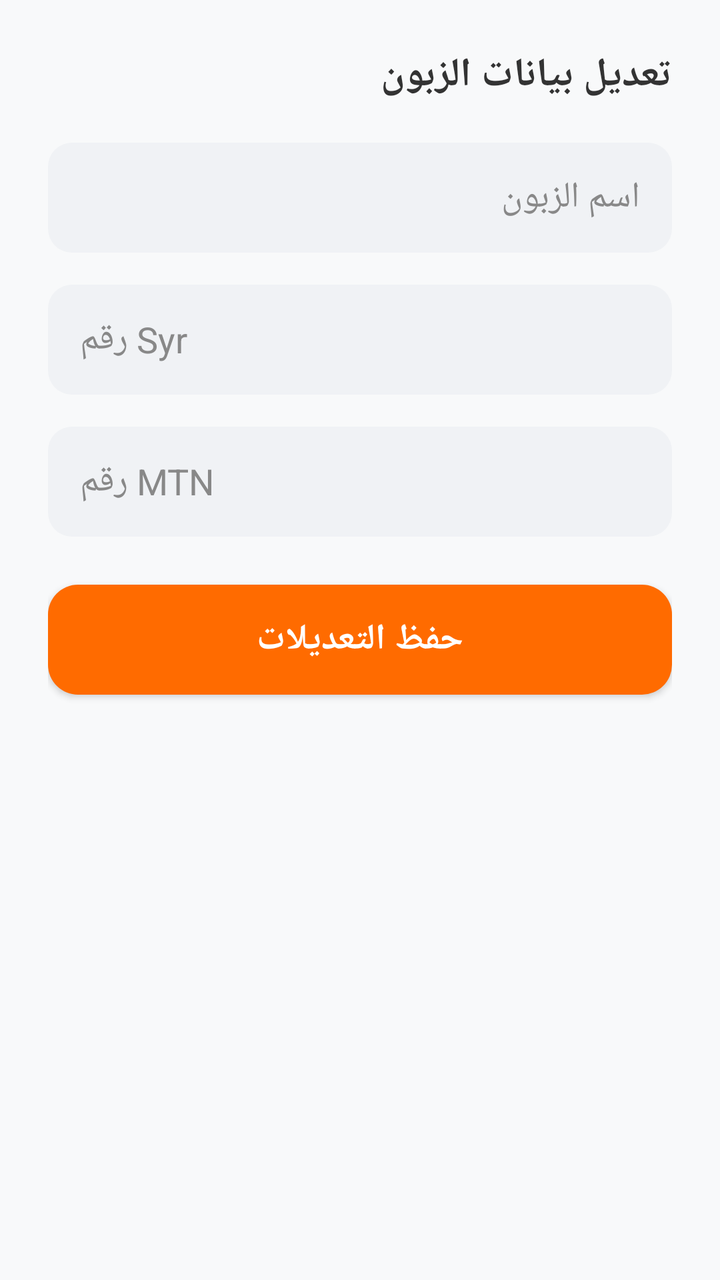
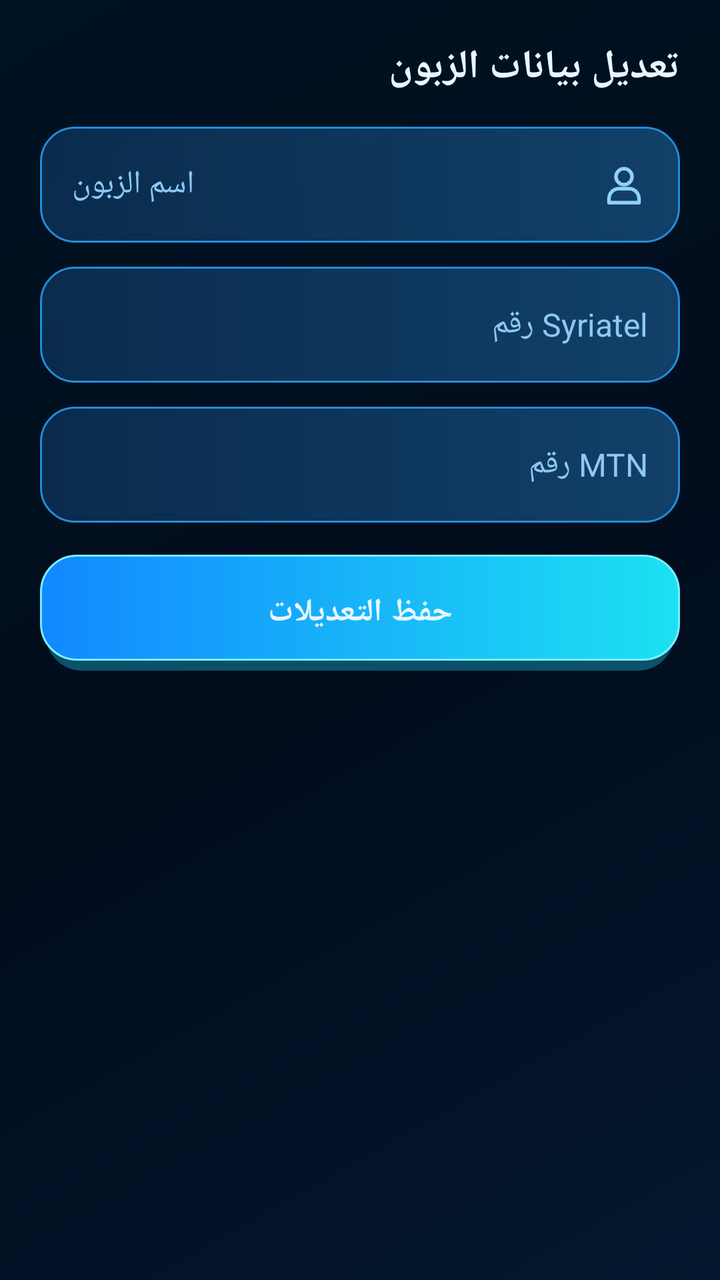

Two renders of the same Android screen: before a commit and after it. Below are the layout's source before the change and the commit's diff.
<!-- AndroidManifest.xml: application theme Theme.TransferApp -->
<!-- res/layout/dialog_edit_cust.xml -->
﻿<?xml version="1.0" encoding="utf-8"?><LinearLayout xmlns:android="http://schemas.android.com/apk/res/android" android:layout_width="match_parent" android:layout_height="wrap_content" android:orientation="vertical" android:layoutDirection="rtl" android:padding="24dp" android:background="@color/colorBackground"><TextView android:layout_width="wrap_content" android:layout_height="wrap_content" android:text="تعديل بيانات الزبون" android:textSize="20sp" android:textStyle="bold" android:textColor="@color/colorTextPrimary" android:layout_marginBottom="20dp"/><EditText android:id="@+id/edit_cust_name" android:layout_width="match_parent" android:layout_height="55dp" android:background="@drawable/bg_input_gray" android:hint="اسم الزبون" android:paddingStart="16dp" android:paddingEnd="16dp" android:textColor="@color/colorTextPrimary" android:textColorHint="@color/colorHint" android:layout_marginBottom="16dp"/><EditText android:id="@+id/edit_cust_syr" android:layout_width="match_parent" android:layout_height="55dp" android:background="@drawable/bg_input_gray" android:inputType="phone" android:hint="رقم Syr" android:paddingStart="16dp" android:paddingEnd="16dp" android:textColor="#D32F2F" android:textColorHint="@color/colorHint" android:layout_marginBottom="16dp"/><EditText android:id="@+id/edit_cust_mtn" android:layout_width="match_parent" android:layout_height="55dp" android:background="@drawable/bg_input_gray" android:inputType="phone" android:hint="رقم MTN" android:paddingStart="16dp" android:paddingEnd="16dp" android:textColor="#FBC02D" android:textColorHint="@color/colorHint" android:layout_marginBottom="24dp"/><androidx.appcompat.widget.AppCompatButton android:id="@+id/btn_update_cust" android:layout_width="match_parent" android:layout_height="55dp" android:text="حفظ التعديلات" android:textSize="18sp" android:textStyle="bold" android:background="@drawable/bg_rounded_orange" android:textColor="@color/colorTextOnPrimary" /></LinearLayout>
<!-- resources referenced by this layout -->
<resources>
  <color name="colorBackground">#F8F9FA</color>
  <color name="colorHint">#888888</color>
  <color name="colorTextOnPrimary">#FFFFFF</color>
  <color name="colorTextPrimary">#333333</color>
  <!-- drawable bg_input_gray (drawable) -->
  ﻿<?xml version="1.0" encoding="utf-8"?><shape xmlns:android="http://schemas.android.com/apk/res/android" android:shape="rectangle"><solid android:color="@color/colorInput" /><corners android:radius="12dp" /></shape>
  <!-- drawable bg_rounded_orange (drawable) -->
  ﻿<?xml version="1.0" encoding="utf-8"?><shape xmlns:android="http://schemas.android.com/apk/res/android" android:shape="rectangle"><solid android:color="@color/colorPrimary" /><corners android:radius="15dp" /></shape>
  <style name="Theme.TransferApp" parent="Theme.AppCompat.DayNight.NoActionBar">
          <item name="colorPrimary">@color/colorPrimary</item>
          <item name="colorPrimaryDark">@color/colorPrimaryDark</item>
          <item name="colorAccent">@color/cyan</item>
          <item name="colorControlActivated">@color/cyan</item>
          <item name="android:statusBarColor">@color/background</item>
          <item name="android:navigationBarColor">@color/background</item>
          <item name="android:windowLightStatusBar">false</item>
          <item name="android:windowLightNavigationBar">false</item>
      </style>
  <color name="colorInput">#F0F2F5</color>
  <color name="colorPrimary">#FF6B00</color>
  <color name="colorPrimaryDark">#E65100</color>
  <!-- unchanged entries left out for length: 2 -->
</resources>

<!-- the commit's change to res/layout/dialog_edit_cust.xml (unified diff, before → after) -->
@@ -1 +1,45 @@
-﻿<?xml version="1.0" encoding="utf-8"?><LinearLayout xmlns:android="http://schemas.android.com/apk/res/android" android:layout_width="match_parent" android:layout_height="wrap_content" android:orientation="vertical" android:layoutDirection="rtl" android:padding="24dp" android:background="@color/colorBackground"><TextView android:layout_width="wrap_content" android:layout_height="wrap_content" android:text="تعديل بيانات الزبون" android:textSize="20sp" android:textStyle="bold" android:textColor="@color/colorTextPrimary" android:layout_marginBottom="20dp"/><EditText android:id="@+id/edit_cust_name" android:layout_width="match_parent" android:layout_height="55dp" android:background="@drawable/bg_input_gray" android:hint="اسم الزبون" android:paddingStart="16dp" android:paddingEnd="16dp" android:textColor="@color/colorTextPrimary" android:textColorHint="@color/colorHint" android:layout_marginBottom="16dp"/><EditText android:id="@+id/edit_cust_syr" android:layout_width="match_parent" android:layout_height="55dp" android:background="@drawable/bg_input_gray" android:inputType="phone" android:hint="رقم Syr" android:paddingStart="16dp" android:paddingEnd="16dp" android:textColor="#D32F2F" android:textColorHint="@color/colorHint" android:layout_marginBottom="16dp"/><EditText android:id="@+id/edit_cust_mtn" android:layout_width="match_parent" android:layout_height="55dp" android:background="@drawable/bg_input_gray" android:inputType="phone" android:hint="رقم MTN" android:paddingStart="16dp" android:paddingEnd="16dp" android:textColor="#FBC02D" android:textColorHint="@color/colorHint" android:layout_marginBottom="24dp"/><androidx.appcompat.widget.AppCompatButton android:id="@+id/btn_update_cust" android:layout_width="match_parent" android:layout_height="55dp" android:text="حفظ التعديلات" android:textSize="18sp" android:textStyle="bold" android:background="@drawable/bg_rounded_orange" android:textColor="@color/colorTextOnPrimary" /></LinearLayout>
+﻿<?xml version="1.0" encoding="utf-8"?>
+<LinearLayout xmlns:android="http://schemas.android.com/apk/res/android"
+    android:layout_width="match_parent"
+    android:layout_height="wrap_content"
+    android:background="@android:color/transparent"
+    android:layoutDirection="rtl"
+    android:orientation="vertical"
+    android:padding="20dp">
+
+    <TextView
+        style="@style/DialogTitle"
+        android:layout_width="match_parent"
+        android:layout_height="wrap_content"
+        android:text="تعديل بيانات الزبون" />
+
+    <EditText
+        android:id="@+id/edit_cust_name"
+        style="@style/AppField"
+        android:layout_width="match_parent"
+        android:layout_marginBottom="12dp"
+        android:drawableStart="@drawable/ic_user"
+        android:hint="اسم الزبون" />
+
+    <EditText
+        android:id="@+id/edit_cust_syr"
+        style="@style/AppField"
+        android:layout_width="match_parent"
+        android:layout_marginBottom="12dp"
+        android:hint="رقم Syriatel"
+        android:inputType="phone" />
+
+    <EditText
+        android:id="@+id/edit_cust_mtn"
+        style="@style/AppField"
+        android:layout_width="match_parent"
+        android:layout_marginBottom="16dp"
+        android:hint="رقم MTN"
+        android:inputType="phone" />
+
+    <androidx.appcompat.widget.AppCompatButton
+        android:id="@+id/btn_update_cust"
+        style="@style/AppButton.Primary"
+        android:layout_width="match_parent"
+        android:text="حفظ التعديلات" />
+</LinearLayout>
<!-- resource entries referenced after the edit -->
@@ -1,13 +1,41 @@
 <!-- resources referenced by this layout -->
 <resources>
-  <color name="colorBackground">#F8F9FA</color>
-  <color name="colorHint">#888888</color>
-  <color name="colorTextOnPrimary">#FFFFFF</color>
-  <color name="colorTextPrimary">#333333</color>
-  <!-- drawable bg_input_gray (drawable) -->
-  ﻿<?xml version="1.0" encoding="utf-8"?><shape xmlns:android="http://schemas.android.com/apk/res/android" android:shape="rectangle"><solid android:color="@color/colorInput" /><corners android:radius="12dp" /></shape>
-  <!-- drawable bg_rounded_orange (drawable) -->
-  ﻿<?xml version="1.0" encoding="utf-8"?><shape xmlns:android="http://schemas.android.com/apk/res/android" android:shape="rectangle"><solid android:color="@color/colorPrimary" /><corners android:radius="15dp" /></shape>
+  <!-- drawable ic_user (drawable) -->
+  <?xml version="1.0" encoding="utf-8"?>
+  <vector xmlns:android="http://schemas.android.com/apk/res/android"
+      android:width="24dp"
+      android:height="24dp"
+      android:viewportWidth="24"
+      android:viewportHeight="24">
+      <path
+          android:fillColor="@android:color/transparent"
+          android:strokeColor="#8ED1FF"
+          android:strokeWidth="1.8"
+          android:strokeLineCap="round"
+          android:strokeLineJoin="round"
+          android:pathData="M12,12a4,4 0,1 0,0 -8a4,4 0,0 0,0 8M4.5,21v-2a5,5 0,0 1,5 -5h5a5,5 0,0 1,5 5v2z" />
+  </vector>
+  <style name="AppButton.Primary">
+          <item name="android:background">@drawable/bg_button_primary</item>
+      </style>
+  <style name="AppField">
+          <item name="android:layout_height">58dp</item>
+          <item name="android:background">@drawable/bg_field</item>
+          <item name="android:textColor">@color/text_primary</item>
+          <item name="android:textColorHint">@color/text_secondary</item>
+          <item name="android:textSize">16sp</item>
+          <item name="android:paddingStart">16dp</item>
+          <item name="android:paddingEnd">16dp</item>
+          <item name="android:drawablePadding">12dp</item>
+          <item name="android:gravity">center_vertical|end</item>
+          <item name="android:textDirection">rtl</item>
+      </style>
+  <style name="DialogTitle">
+          <item name="android:textColor">@color/text_primary</item>
+          <item name="android:textSize">20sp</item>
+          <item name="android:textStyle">bold</item>
+          <item name="android:layout_marginBottom">16dp</item>
+      </style>
   <style name="Theme.TransferApp" parent="Theme.AppCompat.DayNight.NoActionBar">
           <item name="colorPrimary">@color/colorPrimary</item>
           <item name="colorPrimaryDark">@color/colorPrimaryDark</item>
@@ -17,10 +45,91 @@
           <item name="android:navigationBarColor">@color/background</item>
           <item name="android:windowLightStatusBar">false</item>
           <item name="android:windowLightNavigationBar">false</item>
+          <item name="android:windowBackground">@drawable/bg_screen</item>
+          <item name="alertDialogTheme">@style/Theme.TransferApp.Dialog</item>
+          <item name="android:alertDialogTheme">@style/Theme.TransferApp.Dialog</item>
       </style>
-  <color name="colorInput">#F0F2F5</color>
-  <color name="colorPrimary">#FF6B00</color>
-  <color name="colorPrimaryDark">#E65100</color>
+  <!-- drawable bg_button_primary (drawable) -->
+  <?xml version="1.0" encoding="utf-8"?>
+  <layer-list xmlns:android="http://schemas.android.com/apk/res/android">
+      <item
+          android:left="3dp"
+          android:top="5dp"
+          android:right="3dp">
+          <shape android:shape="rectangle">
+              <corners android:radius="18dp" />
+              <solid android:color="#5520D8FF" />
+          </shape>
+      </item>
+      <item android:bottom="5dp">
+          <shape android:shape="rectangle">
+              <corners android:radius="18dp" />
+              <gradient
+                  android:angle="0"
+                  android:startColor="#1288FF"
+                  android:endColor="#1DE1F2" />
+              <stroke
+                  android:width="1dp"
+                  android:color="#7AEEFF" />
+          </shape>
+      </item>
+  </layer-list>
+  <!-- drawable bg_field (drawable) -->
+  <?xml version="1.0" encoding="utf-8"?>
+  <shape xmlns:android="http://schemas.android.com/apk/res/android"
+      android:shape="rectangle">
+      <corners android:radius="17dp" />
+      <gradient
+          android:angle="0"
+          android:startColor="#CF0B3157"
+          android:endColor="#D0144B79" />
+      <stroke
+          android:width="1dp"
+          android:color="#238CDA" />
+  </shape>
+  <color name="text_primary">#E8F6FF</color>
+  <color name="text_secondary">#8EC8F4</color>
+  <color name="colorPrimary">#20D8FF</color>
+  <color name="colorPrimaryDark">#128BFF</color>
+  <!-- drawable bg_screen (drawable) -->
+  <?xml version="1.0" encoding="utf-8"?>
+  <shape xmlns:android="http://schemas.android.com/apk/res/android"
+      android:shape="rectangle">
+      <gradient
+          android:angle="135"
+          android:startColor="#03172E"
+          android:centerColor="#020D1D"
+          android:endColor="#001322" />
+  </shape>
+  <style name="Theme.TransferApp.Dialog" parent="Theme.AppCompat.Dialog.Alert">
+          <item name="android:windowBackground">@drawable/bg_panel</item>
+          <item name="colorAccent">@color/cyan</item>
+          <item name="android:textColorPrimary">@color/text_primary</item>
+          <item name="android:textColorSecondary">@color/text_secondary</item>
+          <item name="android:textColor">@color/text_primary</item>
+          <item name="buttonBarPositiveButtonStyle">@style/DialogBarButton</item>
+          <item name="buttonBarNegativeButtonStyle">@style/DialogBarButton</item>
+          <item name="buttonBarNeutralButtonStyle">@style/DialogBarButton</item>
+      </style>
+  <!-- drawable bg_panel (drawable) -->
+  <?xml version="1.0" encoding="utf-8"?>
+  <shape xmlns:android="http://schemas.android.com/apk/res/android"
+      android:shape="rectangle">
+      <corners android:radius="20dp" />
+      <gradient
+          android:angle="135"
+          android:startColor="#B20A2948"
+          android:endColor="#A2041930" />
+      <stroke
+          android:width="1dp"
+          android:color="#3E91D8" />
+  </shape>
+  <style name="DialogBarButton" parent="Widget.AppCompat.Button.Borderless">
+          <item name="android:textColor">@color/cyan</item>
+          <item name="android:textAllCaps">false</item>
+          <item name="android:textSize">16sp</item>
+          <item name="android:textStyle">bold</item>
+      </style>
   <!-- unchanged entries left out for length: 2 -->
 </resources>
 
